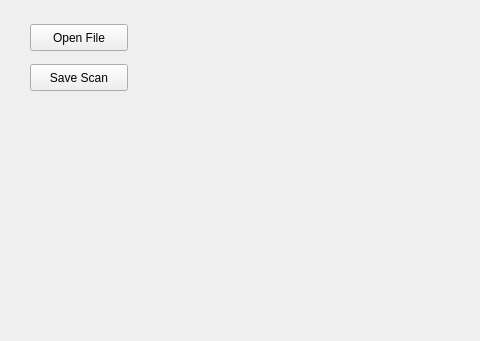
Above: form.ui from daviddoria/SyntheticLidarScanner before the change; both pictures show x 0 to 480 and y 446 to 787 of the 954 by 787 pixel window. Below: the same form after it.
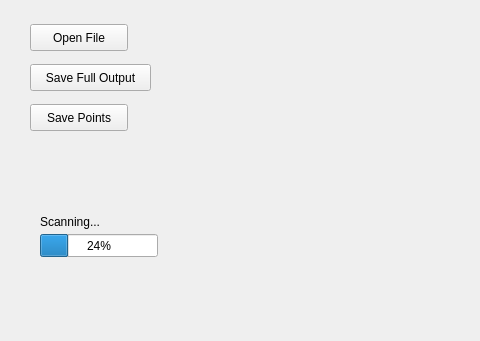
That is the form after the change. Custom widgets are drawn as their Qt base class.

```diff
--- a/form.ui
+++ b/form.ui
@@ -162,12 +162,12 @@
     <rect>
      <x>30</x>
      <y>510</y>
-     <width>98</width>
+     <width>121</width>
      <height>27</height>
     </rect>
    </property>
    <property name="text">
-    <string>Save Scan</string>
+    <string>Save Full Output</string>
    </property>
   </widget>
   <widget class="QPushButton" name="btnPreview">
@@ -196,6 +196,45 @@
     <string>Open File</string>
    </property>
   </widget>
+  <widget class="QPushButton" name="btnSavePoints">
+   <property name="geometry">
+    <rect>
+     <x>30</x>
+     <y>550</y>
+     <width>98</width>
+     <height>27</height>
+    </rect>
+   </property>
+   <property name="text">
+    <string>Save Points</string>
+   </property>
+  </widget>
+  <widget class="QProgressBar" name="progressBar">
+   <property name="geometry">
+    <rect>
+     <x>40</x>
+     <y>680</y>
+     <width>118</width>
+     <height>23</height>
+    </rect>
+   </property>
+   <property name="value">
+    <number>24</number>
+   </property>
+  </widget>
+  <widget class="QLabel" name="lblScanning">
+   <property name="geometry">
+    <rect>
+     <x>40</x>
+     <y>660</y>
+     <width>81</width>
+     <height>16</height>
+    </rect>
+   </property>
+   <property name="text">
+    <string>Scanning...</string>
+   </property>
+  </widget>
  </widget>
  <customwidgets>
   <customwidget>
```
Left out of the diff: 2 changed lines with no effect on the pictures.
